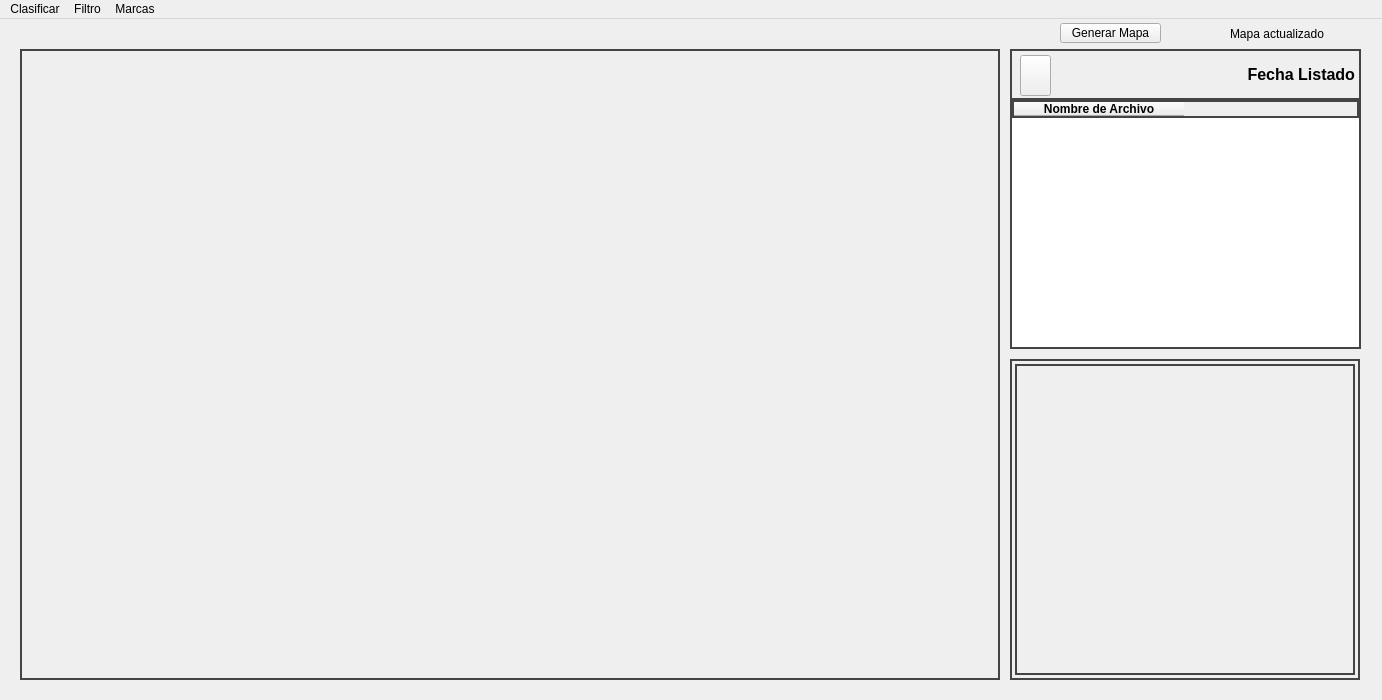
Qt form PyQt/ui_files/MainWindow.ui (Gravel520/Copia_Clasificacion) before a commit.
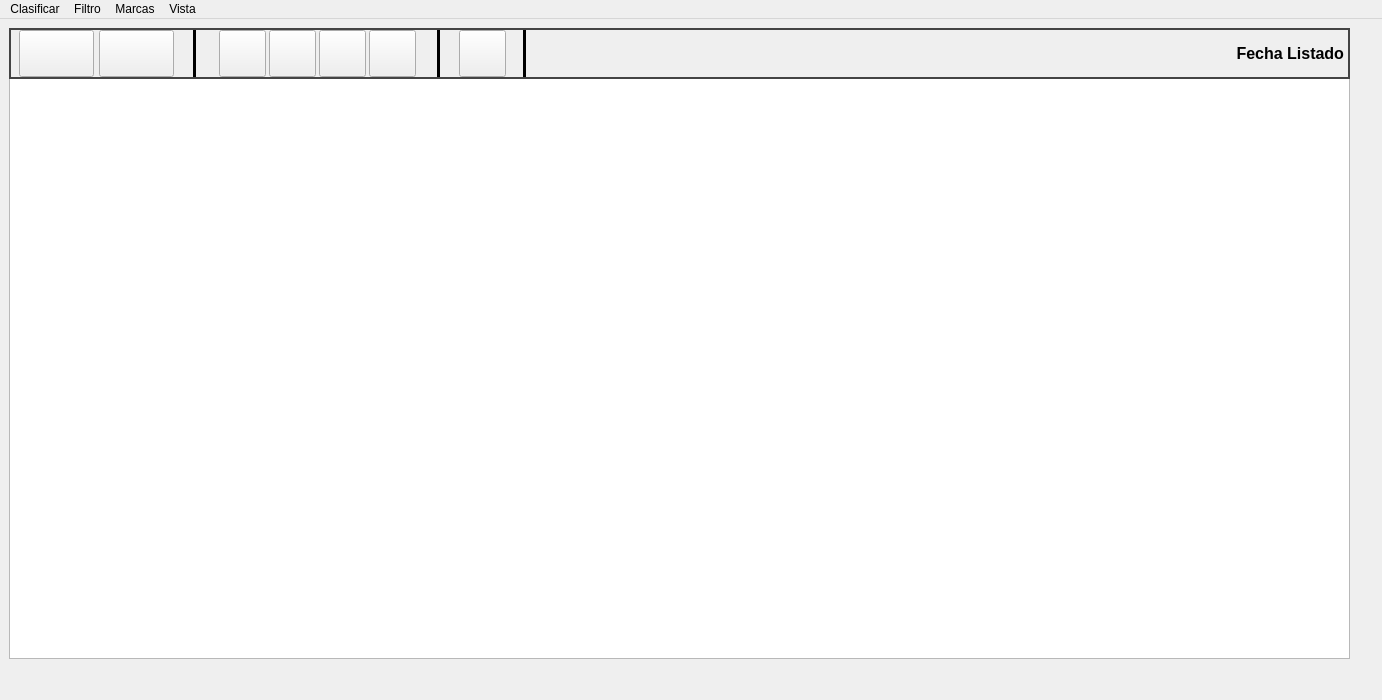
The same form after that commit. Icons and pictures are not drawn. Custom widgets are drawn as their Qt base class.

Commit message: Actualización 07/03/2026. Tabla de clasificación ok, sin implementar botones, ni miniaturas video.

Diff of the .ui file:
```diff
--- a/PyQt/ui_files/MainWindow.ui
+++ b/PyQt/ui_files/MainWindow.ui
@@ -20,11 +20,18 @@
    <string>Clasificador de Fotos</string>
   </property>
   <widget class="QWidget" name="centralwidget">
+   <layout class="QVBoxLayout" name="verticalLayout">
+    <item>
+     <widget class="QStackedWidget" name="stackedWidget">
+      <property name="currentIndex">
+       <number>1</number>
+      </property>
+      <widget class="QWidget" name="pagePrincipal">
    <widget class="QWidget" name="QWidget_foto" native="true">
     <property name="geometry">
      <rect>
-      <x>20</x>
-      <y>30</y>
+          <x>0</x>
+          <y>1</y>
       <width>980</width>
       <height>631</height>
      </rect>
@@ -34,11 +41,51 @@
 border-radius: 0px;</string>
     </property>
    </widget>
+       <widget class="QWidget" name="QWidget_visor_foto" native="true">
+        <property name="geometry">
+         <rect>
+          <x>990</x>
+          <y>311</y>
+          <width>350</width>
+          <height>321</height>
+         </rect>
+        </property>
+        <property name="styleSheet">
+         <string notr="true">border: 2px solid #444;
+border-radius: 0px;</string>
+        </property>
+        <widget class="QLabel" name="labelVisor">
+         <property name="geometry">
+          <rect>
+           <x>5</x>
+           <y>5</y>
+           <width>340</width>
+           <height>311</height>
+          </rect>
+         </property>
+         <property name="text">
+          <string/>
+         </property>
+        </widget>
+       </widget>
+       <widget class="QPushButton" name="button_generar_mapa">
+        <property name="geometry">
+         <rect>
+          <x>1040</x>
+          <y>-25</y>
+          <width>101</width>
+          <height>20</height>
+         </rect>
+        </property>
+        <property name="text">
+         <string>Generar Mapa</string>
+        </property>
+       </widget>
    <widget class="QWidget" name="QWidget_listado" native="true">
     <property name="geometry">
      <rect>
-      <x>1010</x>
-      <y>30</y>
+          <x>990</x>
+          <y>1</y>
       <width>351</width>
       <height>300</height>
      </rect>
@@ -131,38 +178,11 @@
      </property>
     </widget>
    </widget>
-   <widget class="QWidget" name="QWidget_visor_foto" native="true">
-    <property name="geometry">
-     <rect>
-      <x>1010</x>
-      <y>340</y>
-      <width>350</width>
-      <height>321</height>
-     </rect>
-    </property>
-    <property name="styleSheet">
-     <string notr="true">border: 2px solid #444;
-border-radius: 0px;</string>
-    </property>
-    <widget class="QLabel" name="labelVisor">
-     <property name="geometry">
-      <rect>
-       <x>5</x>
-       <y>5</y>
-       <width>340</width>
-       <height>311</height>
-      </rect>
-     </property>
-     <property name="text">
-      <string/>
-     </property>
-    </widget>
-   </widget>
    <widget class="QLabel" name="labelMapaActualizado">
     <property name="geometry">
      <rect>
-      <x>1230</x>
-      <y>-1</y>
+          <x>1210</x>
+          <y>-30</y>
       <width>131</width>
       <height>31</height>
      </rect>
@@ -171,19 +191,305 @@
      <string>Mapa actualizado</string>
     </property>
    </widget>
-   <widget class="QPushButton" name="button_generar_mapa">
+      </widget>
+      <widget class="QWidget" name="pageClasificacion">
+       <widget class="QTableWidget" name="tableClasificacion">
     <property name="geometry">
      <rect>
-      <x>1060</x>
-      <y>4</y>
-      <width>101</width>
-      <height>20</height>
-     </rect>
-    </property>
+          <x>0</x>
+          <y>50</y>
+          <width>1341</width>
+          <height>581</height>
+         </rect>
+        </property>
+        <property name="styleSheet">
+         <string notr="true">border: 2px solid #444;
+border-radius: 0px;
+QTableWidget::item:hover {
+    background: #f0f0f0;
+    border-radius: 8px;
+}
+</string>
+        </property>
+       </widget>
+       <widget class="QLabel" name="labelFechaListadoClasificacion">
+        <property name="geometry">
+         <rect>
+          <x>0</x>
+          <y>0</y>
+          <width>1341</width>
+          <height>51</height>
+         </rect>
+        </property>
+        <property name="font">
+         <font>
+          <pointsize>12</pointsize>
+          <weight>75</weight>
+          <bold>true</bold>
+         </font>
+        </property>
+        <property name="styleSheet">
+         <string notr="true">border: 2px solid #444;
+border-radius: 0px;</string>
+        </property>
     <property name="text">
-     <string>Generar Mapa</string>
-    </property>
-   </widget>
+         <string>Fecha Listado</string>
+        </property>
+        <property name="alignment">
+         <set>Qt::AlignRight|Qt::AlignTrailing|Qt::AlignVCenter</set>
+        </property>
+       </widget>
+       <widget class="QPushButton" name="button_miniaturas_clasificacion">
+        <property name="geometry">
+         <rect>
+          <x>10</x>
+          <y>2</y>
+          <width>75</width>
+          <height>47</height>
+         </rect>
+        </property>
+        <property name="toolTip">
+         <string>Vista en Miniaturas</string>
+        </property>
+        <property name="text">
+         <string/>
+        </property>
+        <property name="icon">
+         <iconset>
+          <normaloff>assets/miniaturas.png</normaloff>assets/miniaturas.png</iconset>
+        </property>
+        <property name="iconSize">
+         <size>
+          <width>40</width>
+          <height>40</height>
+         </size>
+        </property>
+       </widget>
+       <widget class="QPushButton" name="button_lista_clasificacion">
+        <property name="geometry">
+         <rect>
+          <x>90</x>
+          <y>2</y>
+          <width>75</width>
+          <height>47</height>
+         </rect>
+        </property>
+        <property name="toolTip">
+         <string>Vista en Lista</string>
+        </property>
+        <property name="icon">
+         <iconset>
+          <normaloff>assets/lista.png</normaloff>assets/lista.png</iconset>
+        </property>
+        <property name="iconSize">
+         <size>
+          <width>40</width>
+          <height>40</height>
+         </size>
+        </property>
+       </widget>
+       <widget class="Line" name="line">
+        <property name="geometry">
+         <rect>
+          <x>170</x>
+          <y>2</y>
+          <width>31</width>
+          <height>47</height>
+         </rect>
+        </property>
+        <property name="font">
+         <font>
+          <weight>75</weight>
+          <bold>true</bold>
+         </font>
+        </property>
+        <property name="autoFillBackground">
+         <bool>false</bool>
+        </property>
+        <property name="styleSheet">
+         <string notr="true">border-color: rgb(0, 0, 0);</string>
+        </property>
+        <property name="frameShadow">
+         <enum>QFrame::Plain</enum>
+        </property>
+        <property name="lineWidth">
+         <number>3</number>
+        </property>
+        <property name="midLineWidth">
+         <number>0</number>
+        </property>
+        <property name="orientation">
+         <enum>Qt::Vertical</enum>
+        </property>
+       </widget>
+       <widget class="QPushButton" name="button_mover_clasificacion">
+        <property name="geometry">
+         <rect>
+          <x>210</x>
+          <y>2</y>
+          <width>47</width>
+          <height>47</height>
+         </rect>
+        </property>
+        <property name="toolTip">
+         <string>Mover</string>
+        </property>
+        <property name="icon">
+         <iconset>
+          <normaloff>assets/mover-archivo.png</normaloff>assets/mover-archivo.png</iconset>
+        </property>
+        <property name="iconSize">
+         <size>
+          <width>32</width>
+          <height>32</height>
+         </size>
+        </property>
+       </widget>
+       <widget class="QPushButton" name="button_copiar_clasificacion">
+        <property name="geometry">
+         <rect>
+          <x>260</x>
+          <y>2</y>
+          <width>47</width>
+          <height>47</height>
+         </rect>
+        </property>
+        <property name="toolTip">
+         <string>Copiar</string>
+        </property>
+        <property name="icon">
+         <iconset>
+          <normaloff>assets/copia-de-seguridad-de-archivos.png</normaloff>assets/copia-de-seguridad-de-archivos.png</iconset>
+        </property>
+        <property name="iconSize">
+         <size>
+          <width>32</width>
+          <height>32</height>
+         </size>
+        </property>
+       </widget>
+       <widget class="QPushButton" name="button_compartir_clasificacion">
+        <property name="geometry">
+         <rect>
+          <x>310</x>
+          <y>2</y>
+          <width>47</width>
+          <height>47</height>
+         </rect>
+        </property>
+        <property name="toolTip">
+         <string>Compartir</string>
+        </property>
+        <property name="icon">
+         <iconset>
+          <normaloff>assets/compartir.png</normaloff>assets/compartir.png</iconset>
+        </property>
+        <property name="iconSize">
+         <size>
+          <width>32</width>
+          <height>32</height>
+         </size>
+        </property>
+       </widget>
+       <widget class="QPushButton" name="button_eliminar_clasificacion">
+        <property name="geometry">
+         <rect>
+          <x>360</x>
+          <y>2</y>
+          <width>47</width>
+          <height>47</height>
+         </rect>
+        </property>
+        <property name="toolTip">
+         <string>Eliminar</string>
+        </property>
+        <property name="icon">
+         <iconset>
+          <normaloff>assets/remover-archivo.png</normaloff>assets/remover-archivo.png</iconset>
+        </property>
+        <property name="iconSize">
+         <size>
+          <width>32</width>
+          <height>32</height>
+         </size>
+        </property>
+       </widget>
+       <widget class="Line" name="line_2">
+        <property name="geometry">
+         <rect>
+          <x>428</x>
+          <y>2</y>
+          <width>3</width>
+          <height>47</height>
+         </rect>
+        </property>
+        <property name="frameShadow">
+         <enum>QFrame::Plain</enum>
+        </property>
+        <property name="lineWidth">
+         <number>3</number>
+        </property>
+        <property name="orientation">
+         <enum>Qt::Vertical</enum>
+        </property>
+       </widget>
+       <widget class="QPushButton" name="button_seleccionar_todos_clasificacion">
+        <property name="geometry">
+         <rect>
+          <x>450</x>
+          <y>2</y>
+          <width>47</width>
+          <height>47</height>
+         </rect>
+        </property>
+        <property name="toolTip">
+         <string>Seleccionar Todos</string>
+        </property>
+        <property name="icon">
+         <iconset>
+          <normaloff>assets/seleccione.png</normaloff>assets/seleccione.png</iconset>
+        </property>
+        <property name="iconSize">
+         <size>
+          <width>32</width>
+          <height>32</height>
+         </size>
+        </property>
+       </widget>
+       <widget class="Line" name="line_3">
+        <property name="geometry">
+         <rect>
+          <x>514</x>
+          <y>2</y>
+          <width>3</width>
+          <height>47</height>
+         </rect>
+        </property>
+        <property name="frameShadow">
+         <enum>QFrame::Plain</enum>
+        </property>
+        <property name="lineWidth">
+         <number>3</number>
+        </property>
+        <property name="orientation">
+         <enum>Qt::Vertical</enum>
+        </property>
+       </widget>
+       <widget class="QLabel" name="labelArchivosSeleccionadosClasificacion">
+        <property name="geometry">
+         <rect>
+          <x>530</x>
+          <y>10</y>
+          <width>151</width>
+          <height>16</height>
+         </rect>
+        </property>
+       </widget>
+      </widget>
+      <widget class="QWidget" name="pageVisorCompleto"/>
+     </widget>
+    </item>
+   </layout>
   </widget>
   <widget class="QMenuBar" name="menuBar">
    <property name="geometry">
@@ -224,9 +530,18 @@
     <addaction name="actionFoto"/>
     <addaction name="actionDirectorio"/>
    </widget>
+   <widget class="QMenu" name="menuVista">
+    <property name="title">
+     <string>Vista</string>
+    </property>
+    <addaction name="actionPrincipal"/>
+    <addaction name="actionClasificacion"/>
+    <addaction name="actionVisor_Completo"/>
+   </widget>
    <addaction name="menuClasificar"/>
    <addaction name="menuFiltro"/>
    <addaction name="menuMarcas"/>
+   <addaction name="menuVista"/>
   </widget>
   <action name="actionA_o">
    <property name="text">
```
Left out of the diff: 24 changed lines with no effect on the pictures. Lines whose indentation alone changed are shown as unchanged. The commit also changes 18 other files.
